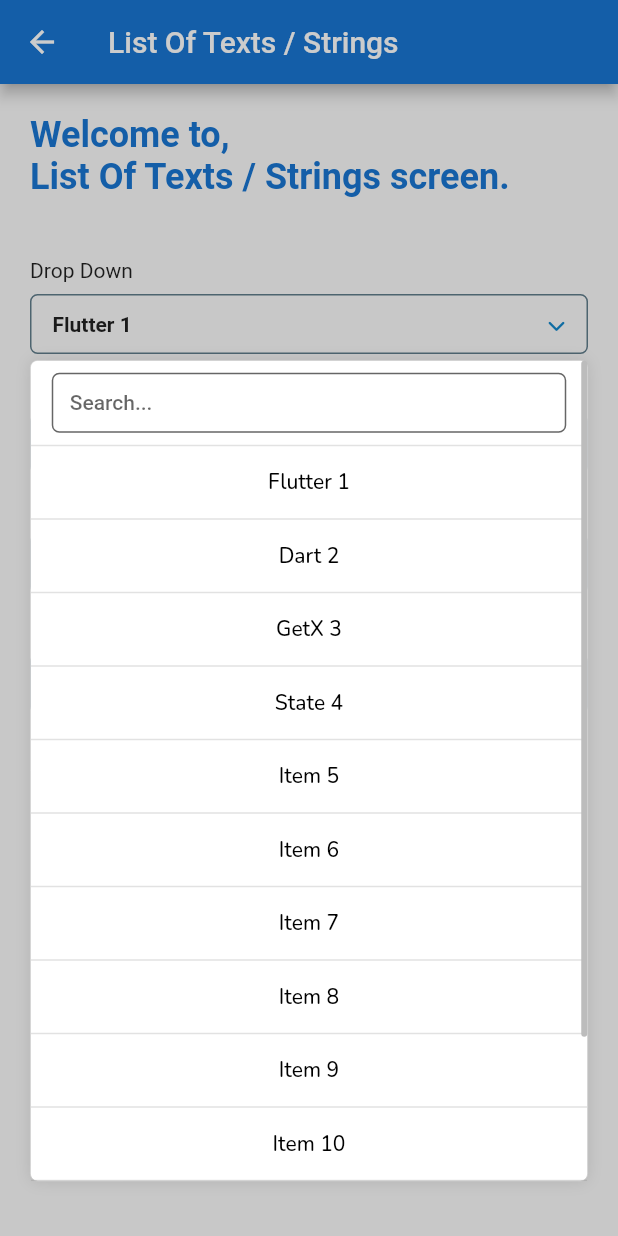
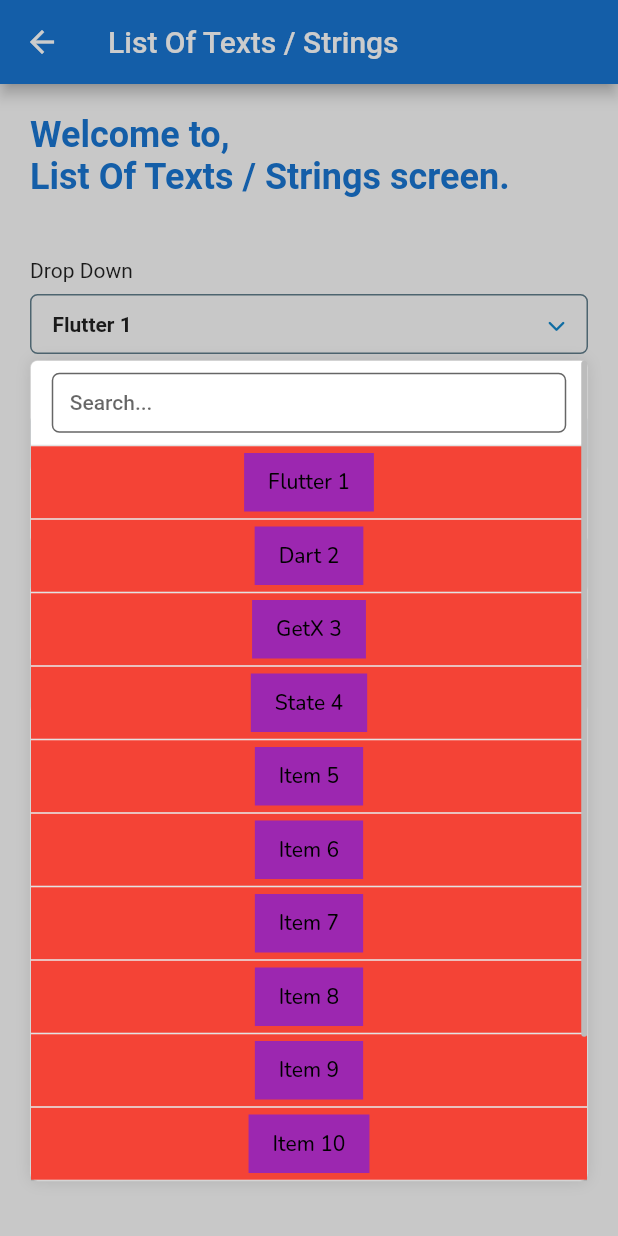
Before and after one commit to hamzamirai/mirai_dropdown_menu, a Flutter app: the ListOfStringScreen screen opened directly, after a tap on "Flutter 1", on a phone screen of 412 x 824 dp. Run offline on Flutter 3.47's test engine with Material 2 defaults, Android fonts, the phone set to English and light mode, and no system bars; our stand-ins replace font_awesome_flutter, google_fonts, substring_highlight.

Commit message:
Fix onTapChild(newIndex)

```diff
--- a/example/lib/app/widgets/mirai_dropdown_item_widget.dart
+++ b/example/lib/app/widgets/mirai_dropdown_item_widget.dart
@@ -21,7 +21,9 @@
 
   @override
   Widget build(BuildContext context) {
-    return Padding(
+    return Container(
+      color: Colors.purple,
+      child: Padding(
         padding: const EdgeInsets.symmetric(
           vertical: 10.0,
           horizontal: 16.0,
@@ -46,6 +48,7 @@
                   color: Colors.black,
                 ),
               ),
+      ),
     );
   }
 }
--- a/lib/src/mirai_dropdown_menu.dart
+++ b/lib/src/mirai_dropdown_menu.dart
@@ -428,7 +428,7 @@
                                         safeGet(children.searchList, newIndex);
                                     return ItemWidget(
                                       index: index,
-                                      onTapChild: () => onTapChild(index),
+                                      onTapChild: () => onTapChild(newIndex),
                                       showOtherAndItsTextField:
                                           widget.showOtherAndItsTextField,
                                       showSearchTextField: widget.showSearchTextField,
--- a/lib/src/widgets/item_to_return_widget.dart
+++ b/lib/src/widgets/item_to_return_widget.dart
@@ -31,8 +31,35 @@
 
   @override
   Widget build(BuildContext context) {
-    return SizedBox(
+    return Container(
+      color: Colors.red,
+      child: SizedBox(
         height: itemHeight,
+
+        // child: InkWell(
+        //   onTap: onTapChild,
+        //   overlayColor: MaterialStateProperty.all(itemOverlayColor),
+        //   // style: ElevatedButton.styleFrom(
+        //   //   backgroundColor: Colors.transparent,
+        //   //   shape: RoundedRectangleBorder(
+        //   //     borderRadius: BorderRadius.only(
+        //   //       topLeft: Radius.circular(isFirst ? radius : 0),
+        //   //       topRight: Radius.circular(isFirst ? radius : 0),
+        //   //       bottomLeft: Radius.circular(isLast ? radius : 0),
+        //   //       bottomRight: Radius.circular(isLast ? radius : 0),
+        //   //     ),
+        //   //   ),
+        //   // ).copyWith(
+        //   //   elevation: MaterialStateProperty.all(0),
+        //   //   padding: MaterialStateProperty.all(padding),
+        //   //   overlayColor: MaterialStateProperty.all(itemOverlayColor),
+        //   // ),
+        //   child: child,
+        //   // child: widget.itemWidgetBuilder(
+        //   //   index,
+        //   //   children.searchList[index],
+        //   // ),
+        // ),
         child: ElevatedButton(
           onPressed: onTapChild,
           style: ElevatedButton.styleFrom(
@@ -56,6 +83,7 @@
           //   children.searchList[index],
           // ),
         ),
+      ),
     );
   }
 }
```
Lines whose indentation alone changed are shown as unchanged.
